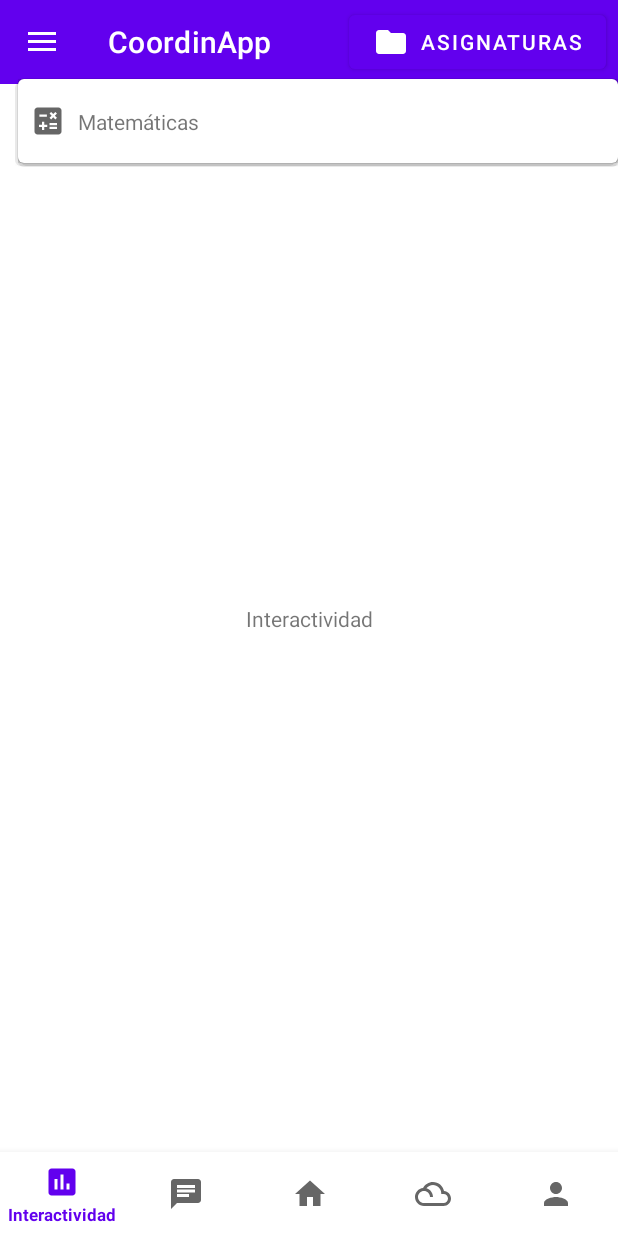
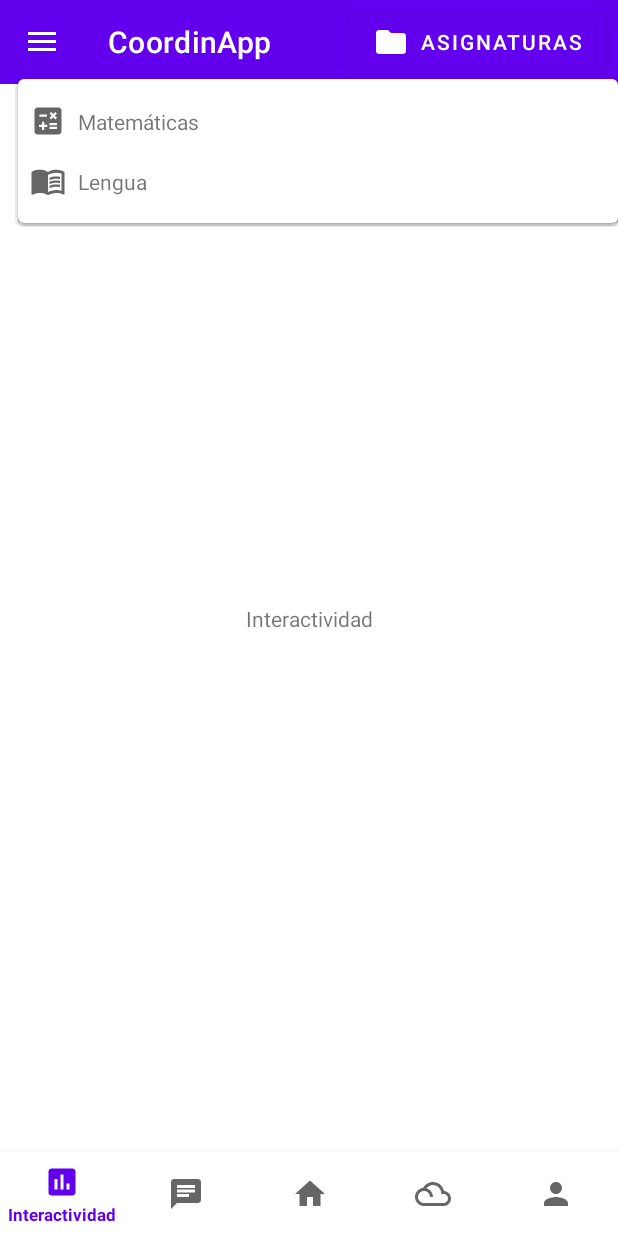
Before and after one commit to marmatsan/CoordinApp, an Android app: the screen it shows after launch (MainActivity), after a tap on "ASIGNATURAS", on a phone screen of 412 x 824 dp. Run offline under Robolectric (Android 15) with nearby library versions, the light colour scheme and no system bars.

Commit message:
Edit subject list

```diff
--- a/app/src/main/java/com/elcazadordebaterias/coordinapp/activities/MainActivity.java
+++ b/app/src/main/java/com/elcazadordebaterias/coordinapp/activities/MainActivity.java
@@ -18,16 +18,17 @@ import com.elcazadordebaterias.coordinapp.fragments.InteractivityFragment;
 import com.elcazadordebaterias.coordinapp.fragments.ProfileFragment;
 import com.elcazadordebaterias.coordinapp.R;
 import com.elcazadordebaterias.coordinapp.adapters.ListPopupWindowAdapter;
+
+import com.elcazadordebaterias.coordinapp.utils.SubjectItem;
 import com.google.android.material.bottomnavigation.BottomNavigationView;
 
 import java.util.ArrayList;
-import java.util.List;
-import java.util.concurrent.atomic.AtomicBoolean;
 
 public class MainActivity extends AppCompatActivity {
     private DrawerLayout drawer;
     private ListPopupWindow listPopupWindow;
-
+    private ArrayList<SubjectItem> mSubjectList;
+    private ListPopupWindowAdapter mListPopupWindowAdapter;
     @Override
     protected void onCreate(Bundle savedInstanceState) {
         super.onCreate(savedInstanceState);
@@ -37,10 +38,6 @@ public class MainActivity extends AppCompatActivity {
         BottomNavigationView bottomNavigationView = findViewById(R.id.bottom_navigation_view);
         bottomNavigationView.setOnNavigationItemSelectedListener(navListener);
         bottomNavigationView.setSelectedItemId(R.id.nav_groups); // TODO: Cambiar a nav_home al finalizar desarrollo de Grupos (para que el primer fragment qye se abra al iniciar la aplicación sea home)
-
-        //Listpopupwindow
-        listPopupWindow = new ListPopupWindow(this);
-        listPopupWindow.setWidth(600); //TODO: Change to something better (button.getWidth(), after the app has focus)
 
         // Top App Bar management
         Toolbar toolbar = findViewById(R.id.topAppBar);
@@ -53,14 +50,19 @@ public class MainActivity extends AppCompatActivity {
         drawer.addDrawerListener(toggle);
         toggle.syncState();
 
-        //Popup Menu
+        //ListPopupWindow (subject list)
+        mSubjectList = new ArrayList<SubjectItem>();
+        mSubjectList.add(new SubjectItem(R.drawable.ic_baseline_maths_24, "Matemáticas"));
+        mSubjectList.add(new SubjectItem(R.drawable.ic_baseline_literature_24, "Lengua"));
+
+        mListPopupWindowAdapter = new ListPopupWindowAdapter(this, mSubjectList);
+
+        listPopupWindow = new ListPopupWindow(this);
+        listPopupWindow.setWidth(600); //TODO: Change to something better (button.getWidth(), after the app has focus)
+
         Button button = (Button) findViewById(R.id.popupButton);
         listPopupWindow.setAnchorView(button);
-
-        List<String> sampleData = new ArrayList<String>();
-        sampleData.add("Matemáticas");
-        ListPopupWindowAdapter listPopupWindowAdapter = new ListPopupWindowAdapter(this, sampleData);
-        listPopupWindow.setAdapter(listPopupWindowAdapter);
+        listPopupWindow.setAdapter(mListPopupWindowAdapter);
         listPopupWindow.setModal(true); //TODO: Better approach?
 
         button.setOnClickListener(v -> {
--- a/app/src/main/java/com/elcazadordebaterias/coordinapp/adapters/ListPopupWindowAdapter.java
+++ b/app/src/main/java/com/elcazadordebaterias/coordinapp/adapters/ListPopupWindowAdapter.java
@@ -1,68 +1,52 @@
 package com.elcazadordebaterias.coordinapp.adapters;
 
-import android.app.Activity;
+import android.content.Context;
 import android.view.LayoutInflater;
 import android.view.View;
 import android.view.ViewGroup;
-import android.widget.BaseAdapter;
-import android.widget.Button;
+import android.widget.ArrayAdapter;
 import android.widget.ImageView;
 import android.widget.TextView;
 
 import androidx.annotation.NonNull;
+import androidx.annotation.Nullable;
+
+import com.elcazadordebaterias.coordinapp.utils.SubjectItem;
+
+import java.util.ArrayList;
+
 import com.elcazadordebaterias.coordinapp.R;
 
-import java.util.ArrayList;
-import java.util.List;
+public class ListPopupWindowAdapter extends ArrayAdapter<SubjectItem> {
 
-public class ListPopupWindowAdapter extends BaseAdapter {
-    private Activity mActivity;
-    private List<String> mDataSource;
-    private LayoutInflater layoutInflater;
+    public ListPopupWindowAdapter(Context context, ArrayList<SubjectItem> subjectList) {
+        super(context, 0, subjectList);
+    }
 
-    public ListPopupWindowAdapter(Activity activity, List<String> dataSource){
-        this.mActivity = activity;
-        this.mDataSource = dataSource;
-        layoutInflater = mActivity.getLayoutInflater();
+    @NonNull
+    @Override
+    public View getView(int position, @Nullable View convertView, @NonNull ViewGroup parent) {
+        return initView(position, convertView, parent);
     }
 
     @Override
-    public View getView(final int position, View convertView, ViewGroup parent) {
-        ViewHolder holder;
-        if(convertView == null){
-            holder = new ViewHolder();
-            convertView = layoutInflater.inflate(R.layout.list_popup_window_item, null);
-            holder.subject_icon = (ImageView) convertView.findViewById(R.id.subject_icon);
-            holder.subject_name = (TextView) convertView.findViewById(R.id.subject_name);
-            convertView.setTag(holder);
-        }else{
-            holder = (ViewHolder) convertView.getTag();
+    public View getDropDownView(int position, @Nullable View convertView, @NonNull ViewGroup parent) {
+        return initView(position, convertView, parent);
+    }
+
+    private View initView(int position, @Nullable View convertView, @NonNull ViewGroup parent) {
+        if (convertView == null) {
+            convertView = LayoutInflater.from(getContext()).inflate(R.layout.list_popup_window_item, parent, false);
         }
 
-        // bind data
-        holder.subject_icon.setImageResource(R.drawable.ic_baseline_maths_24);
-        holder.subject_name.setText(getItem(position));
+        ImageView subjectIcon = convertView.findViewById(R.id.subject_icon);
+        TextView subjectName = convertView.findViewById(R.id.subject_name);
+
+        SubjectItem currentItem = getItem(position);
+
+        subjectIcon.setImageResource(currentItem.getSubjectIcon());
+        subjectName.setText(currentItem.getSubjectName());
+
         return convertView;
     }
-
-    public class ViewHolder{
-        private ImageView subject_icon;
-        private TextView subject_name;
-    }
-
-    @Override
-    public int getCount() {
-        return mDataSource.size();
-    }
-
-    @Override
-    public String getItem(int position) {
-        return mDataSource.get(position);
-    }
-
-    @Override
-    public long getItemId(int position) {
-        return 0;
-    }
-
 }
--- /dev/null
+++ b/app/src/main/java/com/elcazadordebaterias/coordinapp/utils/SubjectItem.java
@@ -0,0 +1,37 @@
+package com.elcazadordebaterias.coordinapp.utils;
+
+import android.widget.TextView;
+
+import androidx.annotation.NonNull;
+import androidx.recyclerview.widget.DiffUtil;
+
+import java.util.Objects;
+
+public class SubjectItem {
+
+    private int subjectIcon;
+    private String subjectName;
+
+    public SubjectItem(int subjectIcon, String subjectName){
+        this.subjectIcon = subjectIcon;
+        this.subjectName = subjectName;
+
+    }
+
+    public int getSubjectIcon() {
+        return subjectIcon;
+    }
+
+    public void setSubjectIcon(int subjectIcon) {
+        this.subjectIcon = subjectIcon;
+    }
+
+    public String getSubjectName() {
+        return subjectName;
+    }
+
+    public void setSubjectName(String subjectName) {
+        this.subjectName = subjectName;
+    }
+
+}
```
